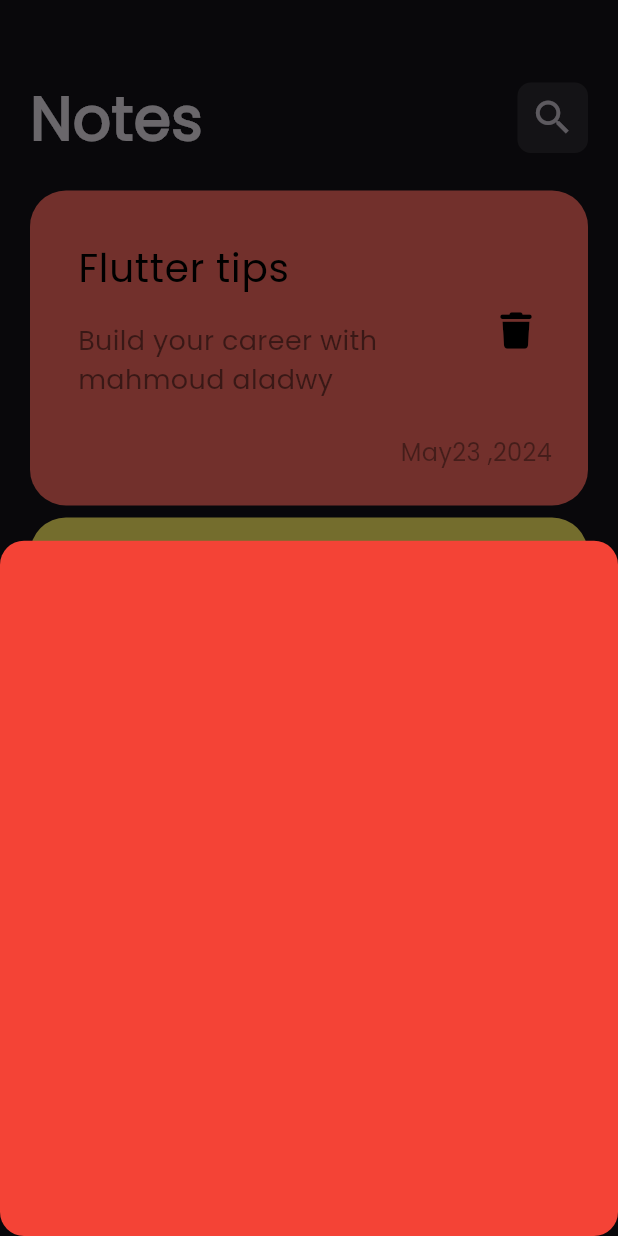
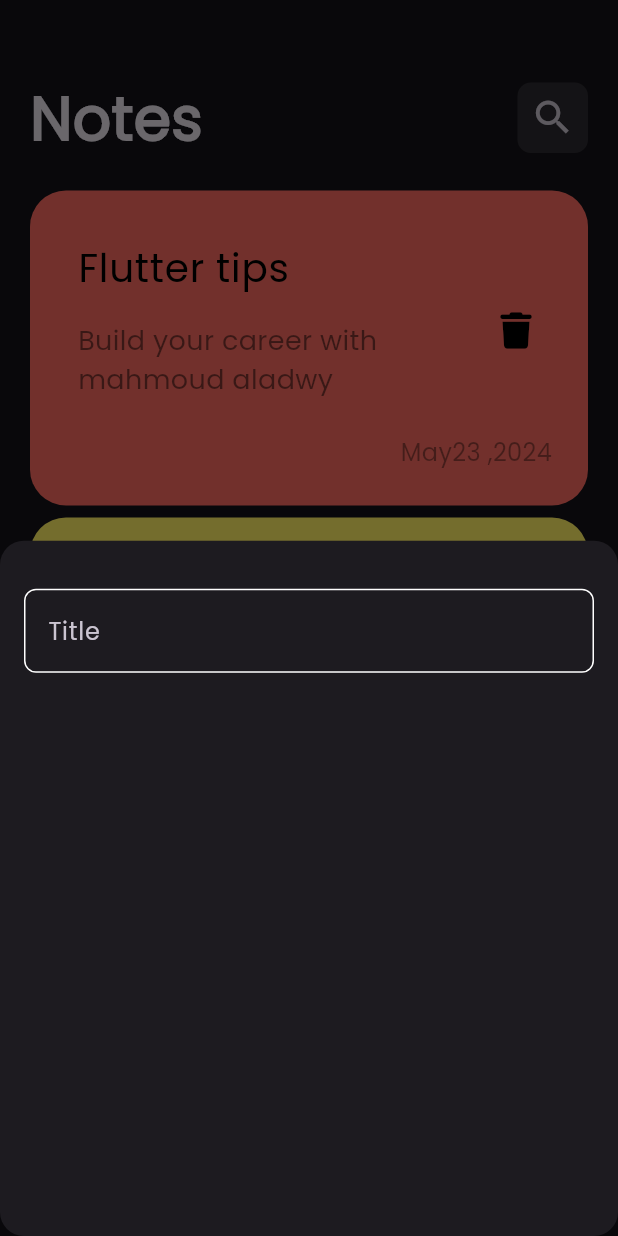
Before and after one commit to MahmoudAladwy33/NotesApp, a Flutter app: the screen it shows after launch, after a tap on the "add" icon, on a phone screen of 412 x 824 dp. Run offline on Flutter 3.47's test engine with Material 3 defaults, Android fonts, the light colour scheme and no system bars; our stand-ins replace font_awesome_flutter.

Commit message:
create custom text field

```diff
--- a/lib/Views/notes_view.dart
+++ b/lib/Views/notes_view.dart
@@ -13,7 +13,6 @@
         backgroundColor: const Color(0xff56ebd4),
         onPressed: () {
           showModalBottomSheet(
-            backgroundColor: Colors.red,
             shape: RoundedRectangleBorder(
               borderRadius: BorderRadius.circular(16),
             ),
--- a/lib/Widgets/add_note_bottom_sheet.dart
+++ b/lib/Widgets/add_note_bottom_sheet.dart
@@ -1,10 +1,21 @@
 import 'package:flutter/material.dart';
+import 'package:notes_app/Widgets/cutsom_text_field.dart';
 
 class AddNoteBottomSheet extends StatelessWidget {
   const AddNoteBottomSheet({super.key});
 
   @override
   Widget build(BuildContext context) {
-    return Container();
+    return const Padding(
+      padding:  EdgeInsets.symmetric(horizontal: 16),
+      child: Column(
+        children: [
+          SizedBox(
+            height: 32,
+          ),
+          CutsomTextField(),
+        ],
+      ),
+    );
   }
 }
--- /dev/null
+++ b/lib/Widgets/cutsom_text_field.dart
@@ -0,0 +1,26 @@
+import 'package:flutter/material.dart';
+import 'package:notes_app/Constants.dart';
+
+class CutsomTextField extends StatelessWidget {
+  const CutsomTextField({super.key});
+
+  @override
+  Widget build(BuildContext context) {
+    return TextField(
+      cursorColor: kPrimaryColor,
+      decoration: InputDecoration(
+        hintText: 'Title',
+        border: buildBorder(),
+        enabledBorder: buildBorder(),
+        focusedBorder: buildBorder(kPrimaryColor),
+      ),
+    );
+  }
+
+  OutlineInputBorder buildBorder([color]) {
+    return OutlineInputBorder(
+      borderRadius: BorderRadius.circular(8),
+      borderSide: BorderSide(color: color ?? Colors.white),
+    );
+  }
+}
--- /dev/null
+++ b/lib/constants.dart
@@ -0,0 +1,3 @@
+import 'package:flutter/animation.dart';
+
+const kPrimaryColor = Color(0xff62fcd7);
```
